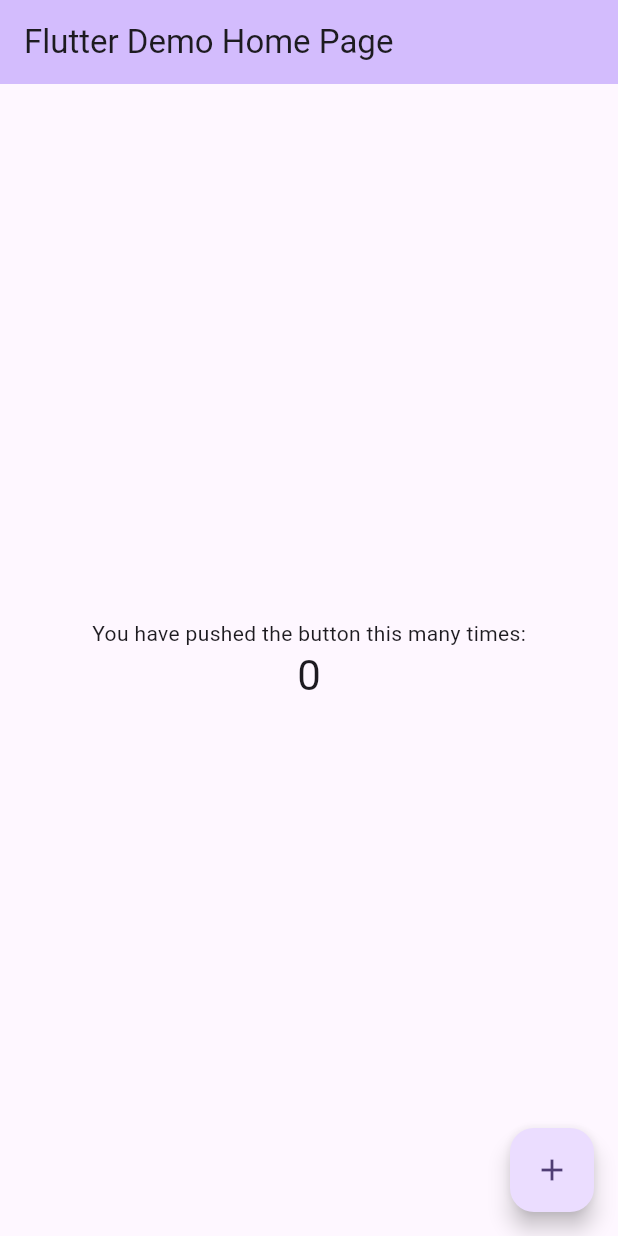
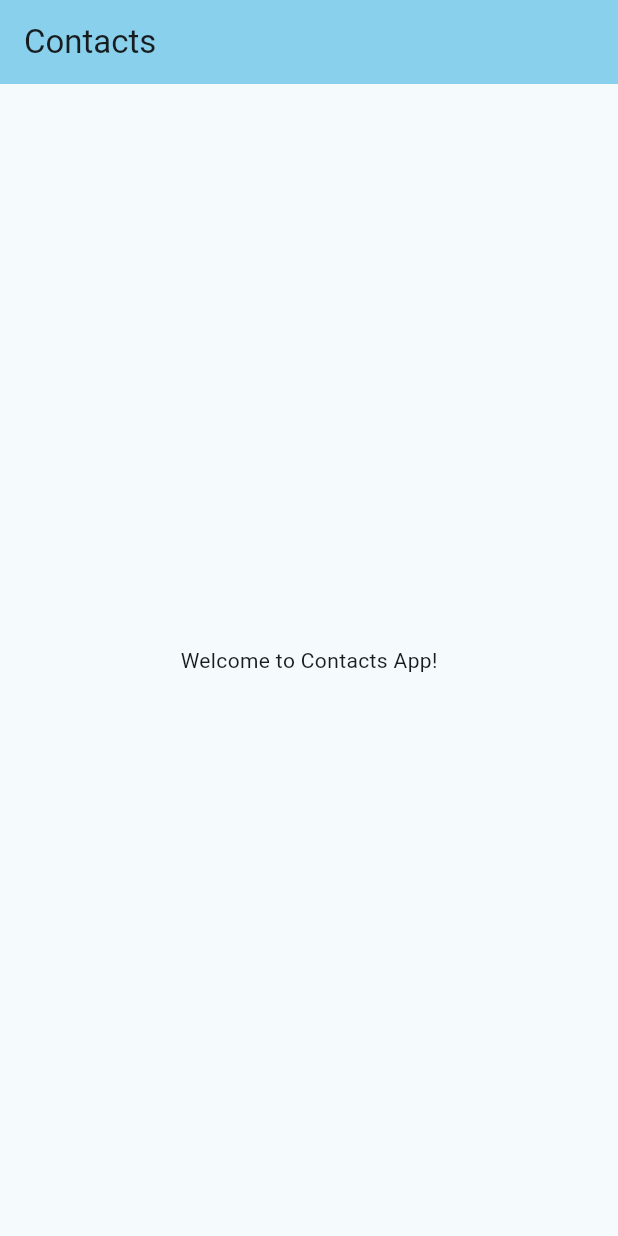
Before and after one commit to KavindaChirath/contact_app, a Flutter app: the screen it shows after launch, on a phone screen of 412 x 824 dp. Run offline on Flutter 3.47's test engine with Material 3 defaults, Android fonts, the phone set to English and light mode, and no system bars.

Commit message:
add scafold and name in home page

```diff
--- a/lib/main.dart
+++ b/lib/main.dart
@@ -13,110 +13,28 @@ class MyApp extends StatelessWidget {
     return MaterialApp(
       title: 'Flutter Demo',
       theme: ThemeData(
-        // This is the theme of your application.
-        //
-        // TRY THIS: Try running your application with "flutter run". You'll see
-        // the application has a purple toolbar. Then, without quitting the app,
-        // try changing the seedColor in the colorScheme below to Colors.green
-        // and then invoke "hot reload" (save your changes or press the "hot
-        // reload" button in a Flutter-supported IDE, or press "r" if you used
-        // the command line to start the app).
-        //
-        // Notice that the counter didn't reset back to zero; the application
-        // state is not lost during the reload. To reset the state, use hot
-        // restart instead.
-        //
-        // This works for code too, not just values: Most code changes can be
-        // tested with just a hot reload.
-        colorScheme: ColorScheme.fromSeed(seedColor: Colors.deepPurple),
+        colorScheme: ColorScheme.fromSeed(
+          seedColor: const Color.fromARGB(255, 1, 31, 41),
+        ),
       ),
-      home: const MyHomePage(title: 'Flutter Demo Home Page'),
+      home: const ContactListPage(title: 'Contacts'),
     );
   }
 }
 
-class MyHomePage extends StatefulWidget {
-  const MyHomePage({super.key, required this.title});
-
-  // This widget is the home page of your application. It is stateful, meaning
-  // that it has a State object (defined below) that contains fields that affect
-  // how it looks.
-
-  // This class is the configuration for the state. It holds the values (in this
-  // case the title) provided by the parent (in this case the App widget) and
-  // used by the build method of the State. Fields in a Widget subclass are
-  // always marked "final".
+class ContactListPage extends StatelessWidget {
+  const ContactListPage({super.key, required this.title});
 
   final String title;
 
   @override
-  State<MyHomePage> createState() => _MyHomePageState();
-}
-
-class _MyHomePageState extends State<MyHomePage> {
-  int _counter = 0;
-
-  void _incrementCounter() {
-    setState(() {
-      // This call to setState tells the Flutter framework that something has
-      // changed in this State, which causes it to rerun the build method below
-      // so that the display can reflect the updated values. If we changed
-      // _counter without calling setState(), then the build method would not be
-      // called again, and so nothing would appear to happen.
-      _counter++;
-    });
-  }
-
-  @override
   Widget build(BuildContext context) {
-    // This method is rerun every time setState is called, for instance as done
-    // by the _incrementCounter method above.
-    //
-    // The Flutter framework has been optimized to make rerunning build methods
-    // fast, so that you can just rebuild anything that needs updating rather
-    // than having to individually change instances of widgets.
     return Scaffold(
       appBar: AppBar(
-        // TRY THIS: Try changing the color here to a specific color (to
-        // Colors.amber, perhaps?) and trigger a hot reload to see the AppBar
-        // change color while the other colors stay the same.
         backgroundColor: Theme.of(context).colorScheme.inversePrimary,
-        // Here we take the value from the MyHomePage object that was created by
-        // the App.build method, and use it to set our appbar title.
-        title: Text(widget.title),
+        title: Text(title),
       ),
-      body: Center(
-        // Center is a layout widget. It takes a single child and positions it
-        // in the middle of the parent.
-        child: Column(
-          // Column is also a layout widget. It takes a list of children and
-          // arranges them vertically. By default, it sizes itself to fit its
-          // children horizontally, and tries to be as tall as its parent.
-          //
-          // Column has various properties to control how it sizes itself and
-          // how it positions its children. Here we use mainAxisAlignment to
-          // center the children vertically; the main axis here is the vertical
-          // axis because Columns are vertical (the cross axis would be
-          // horizontal).
-          //
-          // TRY THIS: Invoke "debug painting" (choose the "Toggle Debug Paint"
-          // action in the IDE, or press "p" in the console), to see the
-          // wireframe for each widget.
-          mainAxisAlignment: MainAxisAlignment.center,
-          children: <Widget>[
-            const Text('You have pushed the button this many times:'),
-            Text(
-              '$_counter',
-              style: Theme.of(context).textTheme.headlineMedium,
-            ),
-          ],
-        ),
-      ),
-      floatingActionButton: FloatingActionButton(
-        onPressed: _incrementCounter,
-        tooltip: 'Increment',
-        child: const Icon(Icons.add),
-      ), // This trailing comma makes auto-formatting nicer for build methods.
+      body: const Center(child: Text('Welcome to Contacts App!')),
     );
   }
 }
```
